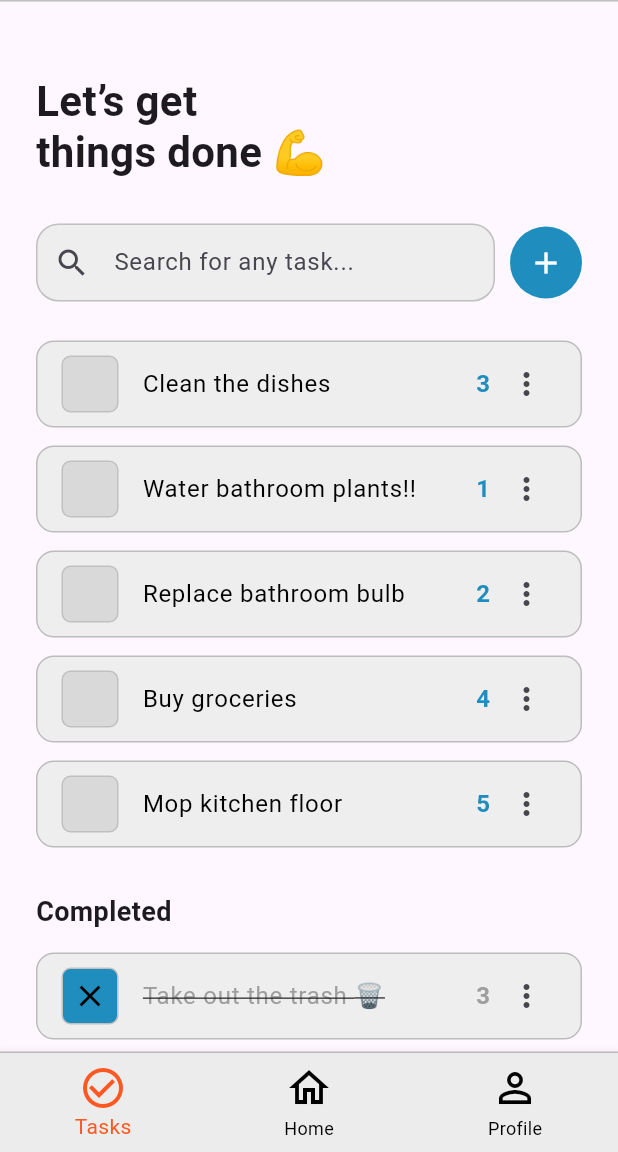
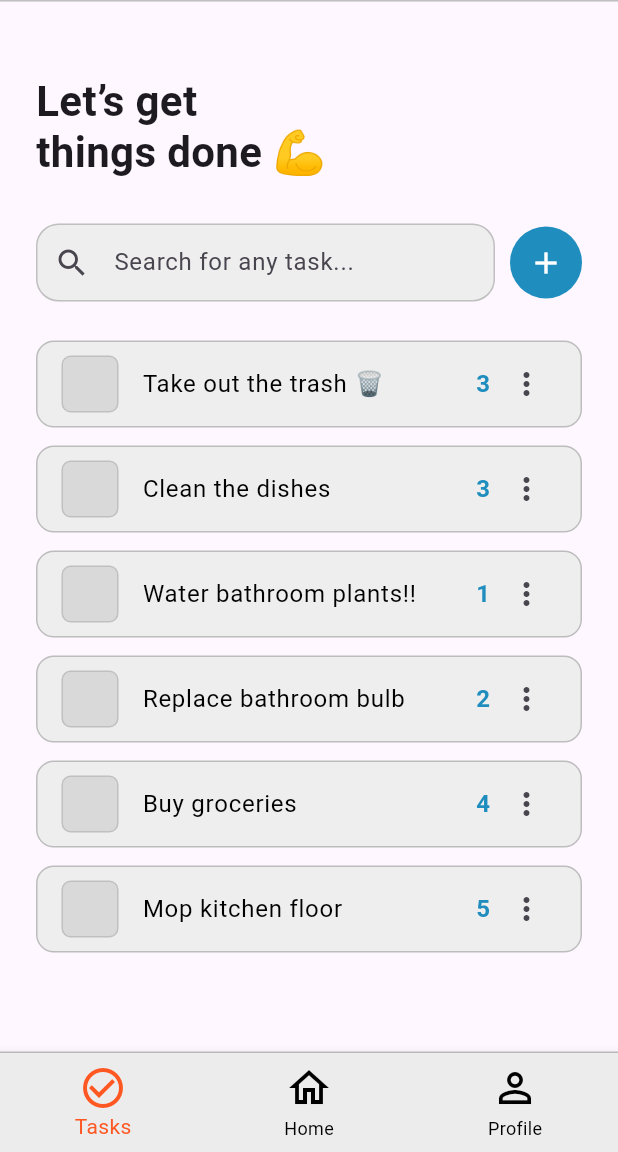
Before and after one commit to simaopsbarbosa/Udunnit, a Flutter app: the screen it shows after launch, after a tap on the "circle" icon, after a tap on the "close" icon, on a phone screen of 412 x 824 dp, the part 84-1236 px from its top. Run offline on Flutter 3.47's test engine with Material 3 defaults, Android fonts, the phone set to English and light mode, and no system bars.

Commit message:
fixed completed tasks not getting toggled back and added onnullcontent message

```diff
--- a/lib/screens/profile_screen.dart
+++ b/lib/screens/profile_screen.dart
@@ -1,5 +1,5 @@
+import 'package:Udunnit/themes/colors.dart';
 import 'package:flutter/material.dart';
-import 'package:udunnit/themes/colors.dart';
 
 class ProfileScreen extends StatelessWidget {
   const ProfileScreen({super.key});
--- a/lib/screens/tasks_screen.dart
+++ b/lib/screens/tasks_screen.dart
@@ -29,7 +29,7 @@ class TasksScreenState extends State<TasksScreen> {
 
   void _toggleTask(Task task) async {
     setState(() {
-      task.isCompleted = true;
+      task.isCompleted = !task.isCompleted;
     });
 
     await Future.delayed(const Duration(milliseconds: 400));
@@ -151,9 +151,7 @@ class TasksScreenState extends State<TasksScreen> {
           child: ListTile(
             leading: GestureDetector(
               onTap: () {
-                if (!task.isCompleted) {
-                  _toggleTask(task);
-                }
+                _toggleTask(task);
               },
               child: Container(
                 padding: const EdgeInsets.all(6),
@@ -222,6 +220,21 @@ class AnimatedListWrapper extends StatelessWidget {
   Widget build(BuildContext context) {
     return ListView(
       children: [
+        if (activeTasks.isEmpty)
+          Padding(
+            padding: const EdgeInsets.only(top: 20.0, bottom: 20.0),
+            child: Center(
+              child: Text(
+                "Nothing to do 🏖️\nWell done!",
+                textAlign: TextAlign.center,
+                style: TextStyle(
+                  fontSize: 16,
+                  fontWeight: FontWeight.w500,
+                  color: Colors.grey[600],
+                ),
+              ),
+            ),
+          ),
         ...activeTasks.map((task) => buildTile(task, false)),
         if (completedTasks.isNotEmpty) ...[
           const Padding(
```
Also changed, not shown: 1 other file.
